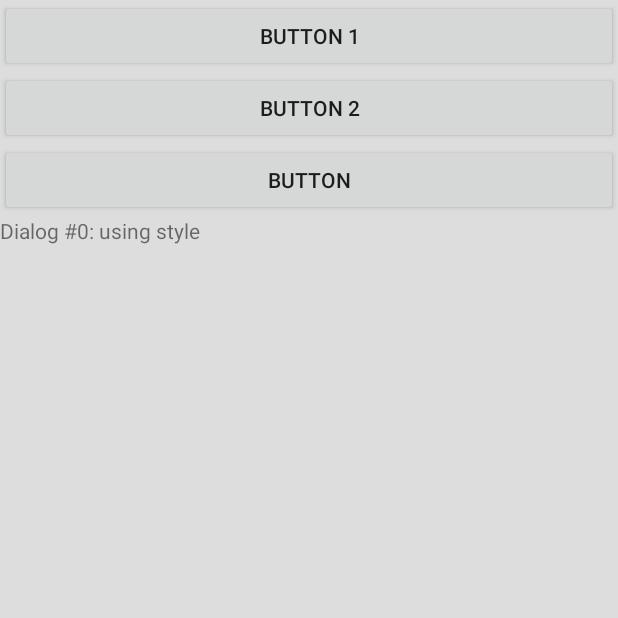
After one commit to princeofdream/android_demo, an Android app: the fragment Dlg_Frgm_Main placed in its activity, on a phone screen of 412 x 824 dp, the top half of it. The commit adds this screen. Run offline under Robolectric (Android 15) with nearby library versions, the phone set to English and light mode, and no system bars; 1 statement that could not run was skipped.

Commit message:
Add DialogFragment Demo

```diff
--- /dev/null
+++ b/app/src/main/java/com/bookcl/empty/Dlg_Frgm_Main.java
@@ -0,0 +1,81 @@
+package com.bookcl.empty;
+
+import android.app.DialogFragment ;
+import android.os.Bundle;
+import android.support.v4.app.FragmentActivity;
+import android.util.Log;
+import android.view.LayoutInflater;
+import android.view.View;
+import android.view.ViewGroup;
+import android.widget.Button;
+import android.widget.TextView;
+
+
+/**
+ * Created by lijin on 2017/6/2.
+ */
+
+public class Dlg_Frgm_Main extends DialogFragment {
+
+    int mNum;
+
+    public static Dlg_Frgm_Main newInstance(int num){
+        Dlg_Frgm_Main mdlg = new Dlg_Frgm_Main();
+        // Supply num input as an argument.
+        Bundle args = new Bundle();
+        args.putInt("num", num);
+        mdlg.setArguments(args);
+
+        return mdlg;
+    }
+
+    @Override
+    public void onCreate(Bundle savedInstanceState) {
+        super.onCreate(savedInstanceState);
+        mNum = getArguments().getInt("num");
+
+        Log.d("JamesL","get number -->"+mNum);
+
+        // Pick a style based on the num.
+        int style = DialogFragment.STYLE_NORMAL, theme = 0;
+        switch ((mNum-1)%6) {
+            case 1: style = DialogFragment.STYLE_NO_TITLE; break;
+            case 2: style = DialogFragment.STYLE_NO_FRAME; break;
+            case 3: style = DialogFragment.STYLE_NO_INPUT; break;
+            case 4: style = DialogFragment.STYLE_NORMAL; break;
+            case 5: style = DialogFragment.STYLE_NORMAL; break;
+            case 6: style = DialogFragment.STYLE_NO_TITLE; break;
+            case 7: style = DialogFragment.STYLE_NO_FRAME; break;
+            case 8: style = DialogFragment.STYLE_NORMAL; break;
+        }
+        switch ((mNum-1)%6) {
+            case 4: theme = android.R.style.Theme_Holo; break;
+            case 5: theme = android.R.style.Theme_Holo_Light_Dialog; break;
+            case 6: theme = android.R.style.Theme_Holo_Light; break;
+            case 7: theme = android.R.style.Theme_Holo_Light_Panel; break;
+            case 8: theme = android.R.style.Theme_Holo_Light; break;
+        }
+        setStyle(style, theme);
+    }
+
+    @Override
+    public View onCreateView(LayoutInflater inflater, ViewGroup container,
+                             Bundle savedInstanceState) {
+        View v = inflater.inflate(R.layout.frgm_dlg_main_ly, container, false);
+        View tv = v.findViewById(R.id.dlg_info);
+        ((TextView)tv).setText("Dialog #" + mNum + ": using style ");
+
+
+        // Watch for button clicks.
+        Button button = (Button)v.findViewById(R.id.show);
+        button.setOnClickListener(new View.OnClickListener() {
+            public void onClick(View v) {
+                // When button is clicked, call up to owning activity.
+                Log.d("JamesL","------> 006, get num" + mNum);
+            }
+        });
+
+        return v;
+    }
+
+}
--- a/app/src/main/res/layout/activity_main.xml
+++ b/app/src/main/res/layout/activity_main.xml
@@ -12,10 +12,11 @@
         android:orientation="vertical"
         android:layout_width="match_parent"
         android:layout_height="match_parent"
-        >
+        tools:layout_editor_absoluteY="8dp"
+        tools:layout_editor_absoluteX="8dp">
 
         <Button
-            android:text="Button"
+            android:text="Button 1"
             android:layout_width="match_parent"
             android:layout_height="wrap_content"
             android:id="@+id/gd_main_bt"
@@ -34,12 +35,35 @@
             />-->
 
         <Button
-            android:text="Button"
+            android:text="Button 2"
             android:layout_width="match_parent"
             android:layout_height="wrap_content"
             android:id="@+id/gd_main_bt2"
             />
 
+        <FrameLayout
+            android:name="com.bookcl.empty.fragment_gd_main"
+            android:id="@+id/f_layout"
+            android:layout_width="match_parent"
+            android:layout_height="match_parent" >
+
+            <!--<Button
+                android:text="Button3"
+                android:layout_width="match_parent"
+                android:layout_height="wrap_content"
+                android:id="@+id/gd_main_bt3"
+                />
+
+            <TextView
+                android:text="TextView"
+                android:layout_width="match_parent"
+                android:layout_height="wrap_content"
+                android:id="@+id/textView3"/>-->
+
+        </FrameLayout>
+
+
+
 
     </LinearLayout>
 </android.support.constraint.ConstraintLayout>
--- /dev/null
+++ b/app/src/main/res/layout/frgm_dlg_main_ly.xml
@@ -0,0 +1,19 @@
+<?xml version="1.0" encoding="utf-8"?>
+<LinearLayout xmlns:android="http://schemas.android.com/apk/res/android"
+              android:layout_width="match_parent"
+              android:layout_height="match_parent"
+              android:orientation="vertical">
+
+    <Button
+        android:text="Button"
+        android:layout_width="match_parent"
+        android:layout_height="wrap_content"
+        android:id="@+id/show"/>
+
+    <TextView
+        android:text="TextView 4"
+        android:layout_width="match_parent"
+        android:layout_height="wrap_content"
+        android:id="@+id/dlg_info"/>
+
+</LinearLayout>
--- a/app/src/main/res/values/colors.xml
+++ b/app/src/main/res/values/colors.xml
@@ -4,6 +4,6 @@
     <color name="colorPrimaryDark">#303F9F</color>
     <color name="colorAccent">#FF4081</color>
 
-    <color name="tran_bg">#DD000000</color>
+    <color name="tran_bg">#DDFFFFFF</color>
 
 </resources>
```
Also changed, not shown: app/src/main/java/com/bookcl/empty/MainActivity.java (+30 -0 lines), app/src/main/java/com/bookcl/empty/fragment_gd_main.java (deleted, +0 -35 lines), app/src/main/res/layout/fragment_gd_main_ly.xml (deleted, +0 -12 lines).
